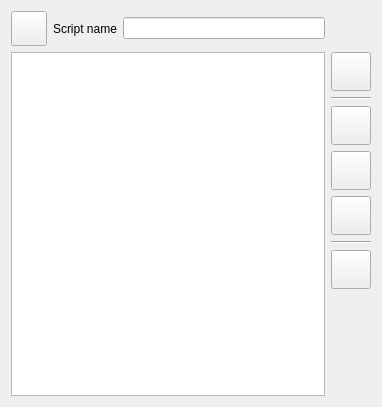
The window that ui/src/scripteditor.ui (mcallegari/qlcplus) describes before a commit, drawn with Qt 5.
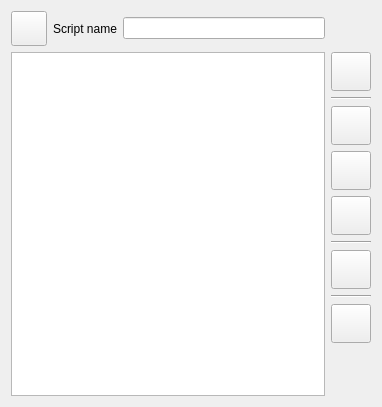
The same window after the commit. Icons and pictures are not drawn.

Commit message: ScriptEditor: added syntax check button

Diff of the .ui file:
```diff
--- a/ui/src/scripteditor.ui
+++ b/ui/src/scripteditor.ui
@@ -14,7 +14,7 @@
    <string>Script editor</string>
   </property>
   <layout class="QGridLayout" name="gridLayout">
-   <item row="2" column="0" rowspan="8" colspan="3">
+   <item row="2" column="0" rowspan="10" colspan="3">
     <widget class="QTextEdit" name="m_editor">
      <property name="sizePolicy">
       <sizepolicy hsizetype="Expanding" vsizetype="Expanding">
@@ -135,7 +135,7 @@
      </property>
     </widget>
    </item>
-   <item row="9" column="3">
+   <item row="11" column="3">
     <spacer name="verticalSpacer">
      <property name="orientation">
       <enum>Qt::Vertical</enum>
@@ -182,6 +182,30 @@
      </item>
     </layout>
    </item>
+   <item row="9" column="3">
+    <widget class="Line" name="line_3">
+     <property name="orientation">
+      <enum>Qt::Horizontal</enum>
+     </property>
+    </widget>
+   </item>
+   <item row="10" column="3">
+    <widget class="QToolButton" name="m_checkButton">
+     <property name="toolTip">
+      <string>Check the syntax of this script</string>
+     </property>
+     <property name="icon">
+      <iconset resource="qlcui.qrc">
+       <normaloff>:/check.png</normaloff>:/check.png</iconset>
+     </property>
+     <property name="iconSize">
+      <size>
+       <width>32</width>
+       <height>32</height>
+      </size>
+     </property>
+    </widget>
+   </item>
   </layout>
  </widget>
  <resources>
```
The commit also changes 5 other files.
